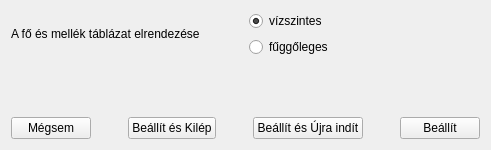
First picture: the form in lv2g/gsetup.ui, repository csikfer/lanview2, before the edit.
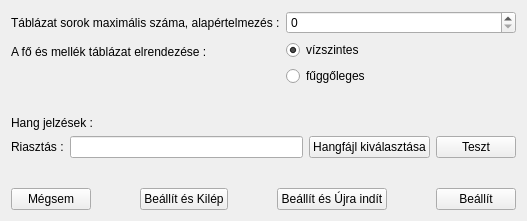
Second picture: the form after the edit.

Commit message: Hibajavítások. Az on-line riasztások kiegészítése. Az alarms rekord (és a view_alarms) megváltozott, az iafoems.txt -t még hozzá kell igazítani az új táblákhoz. Bővült a riasztások kezelésének az adminisztrálása, még nincs teljesen készen. A hang jelzéshez csak a gsetup lett átírva.

```diff
--- a/lv2g/gsetup.ui
+++ b/lv2g/gsetup.ui
@@ -6,8 +6,8 @@
    <rect>
     <x>0</x>
     <y>0</y>
-    <width>491</width>
-    <height>150</height>
+    <width>527</width>
+    <height>221</height>
    </rect>
   </property>
   <property name="windowTitle">
@@ -15,15 +15,25 @@
   </property>
   <layout class="QVBoxLayout" name="verticalLayout_2">
    <item>
-    <layout class="QHBoxLayout" name="horizontalLayout">
-     <item>
+    <layout class="QFormLayout" name="formLayout">
+     <item row="0" column="0">
+      <widget class="QLabel" name="label">
+       <property name="text">
+        <string>Táblázat sorok maximális száma, alapértelmezés :</string>
+       </property>
+      </widget>
+     </item>
+     <item row="0" column="1">
+      <widget class="QSpinBox" name="spinBoxMaxRows"/>
+     </item>
+     <item row="1" column="0">
       <widget class="QLabel" name="labelOrientation">
        <property name="text">
-        <string>A fő és mellék táblázat elrendezése</string>
+        <string>A fő és mellék táblázat elrendezése :</string>
        </property>
       </widget>
      </item>
-     <item>
+     <item row="1" column="1">
       <layout class="QVBoxLayout" name="verticalLayout">
        <item>
         <widget class="QRadioButton" name="radioButtonHorizontal">
@@ -59,6 +69,61 @@
      </property>
     </spacer>
    </item>
+   <item>
+    <widget class="QLabel" name="label_2">
+     <property name="text">
+      <string>Hang jelzések :</string>
+     </property>
+    </widget>
+   </item>
+   <item>
+    <layout class="QHBoxLayout" name="horizontalLayout">
+     <item>
+      <widget class="QLabel" name="label_3">
+       <property name="text">
+        <string>Riasztás :</string>
+       </property>
+      </widget>
+     </item>
+     <item>
+      <widget class="QLineEdit" name="lineEditAlarm">
+       <property name="text">
+        <string notr="true"/>
+       </property>
+       <property name="readOnly">
+        <bool>true</bool>
+       </property>
+      </widget>
+     </item>
+     <item>
+      <widget class="QPushButton" name="pushButtonAlarmFile">
+       <property name="text">
+        <string>Hangfájl kiválasztása</string>
+       </property>
+      </widget>
+     </item>
+     <item>
+      <widget class="QPushButton" name="pushButtonAlarmTest">
+       <property name="text">
+        <string>Teszt</string>
+       </property>
+      </widget>
+     </item>
+    </layout>
+   </item>
+   <item>
+    <spacer name="verticalSpacer_2">
+     <property name="orientation">
+      <enum>Qt::Vertical</enum>
+     </property>
+     <property name="sizeHint" stdset="0">
+      <size>
+       <width>20</width>
+       <height>40</height>
+      </size>
+     </property>
+    </spacer>
+   </item>
    <item>
     <layout class="QHBoxLayout" name="horizontalLayout_4">
      <item>
```
Left out of the diff: 13 changed lines with no effect on the pictures. The commit also changes 22 other files.
